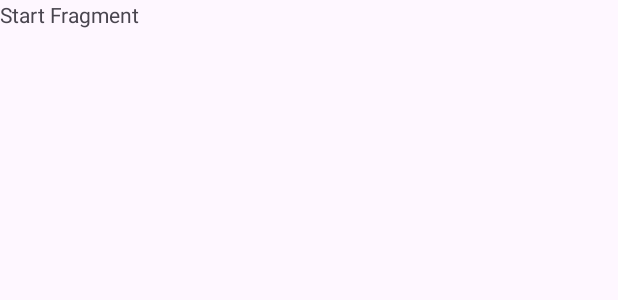
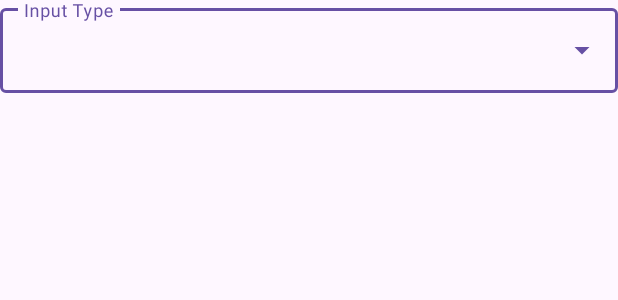
Before and after one commit to salmanayazz/my-runs, an Android app: the layout fragment_start_runs.xml on its own in the app's theme, with its tools: preview values and no code run, on a phone screen of 412 x 824 dp. Shown: the top 300 px of the screen. Run offline under Robolectric (Android 15) with nearby library versions, the phone set to English and light mode, and no system bars.

Commit message:
added dropdown menu for runs input type

```diff
--- a/app/src/main/res/layout/fragment_start_runs.xml
+++ b/app/src/main/res/layout/fragment_start_runs.xml
@@ -3,12 +3,22 @@
     xmlns:tools="http://schemas.android.com/tools"
     android:layout_width="match_parent"
     android:layout_height="match_parent"
+    xmlns:app="http://schemas.android.com/apk/res-auto"
     tools:context=".StartRunsFragment">
 
-    <!-- TODO: Update blank fragment layout -->
-    <TextView
+    <com.google.android.material.textfield.TextInputLayout
+        style="@style/Widget.MaterialComponents.TextInputLayout.OutlinedBox.ExposedDropdownMenu"
         android:layout_width="match_parent"
-        android:layout_height="match_parent"
-        android:text="Start Fragment" />
+        android:layout_height="wrap_content"
+        android:hint="Input Type">
+
+        <AutoCompleteTextView
+            android:id="@+id/actv_input_type"
+            android:layout_width="match_parent"
+            android:layout_height="wrap_content"
+            android:inputType="none"
+            />
+
+    </com.google.android.material.textfield.TextInputLayout>
 
 </FrameLayout>
```
Also changed, not shown: app/src/main/java/com/example/salman_ayaz_myruns/StartRunsFragment.kt (+23 -1 lines).
